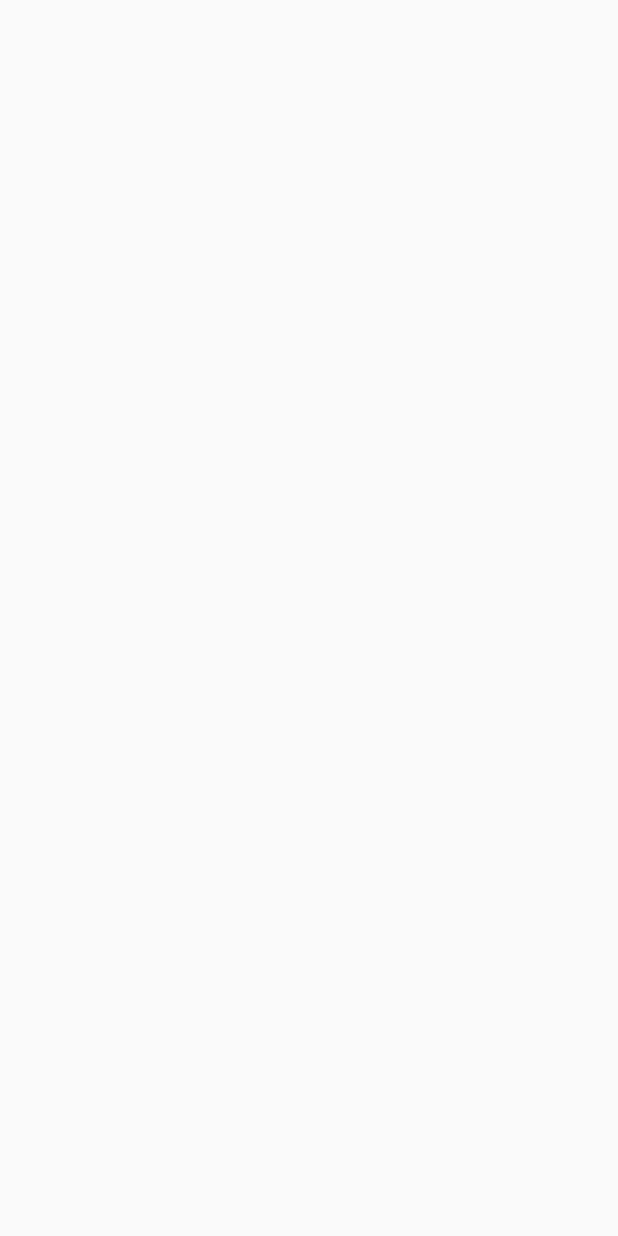
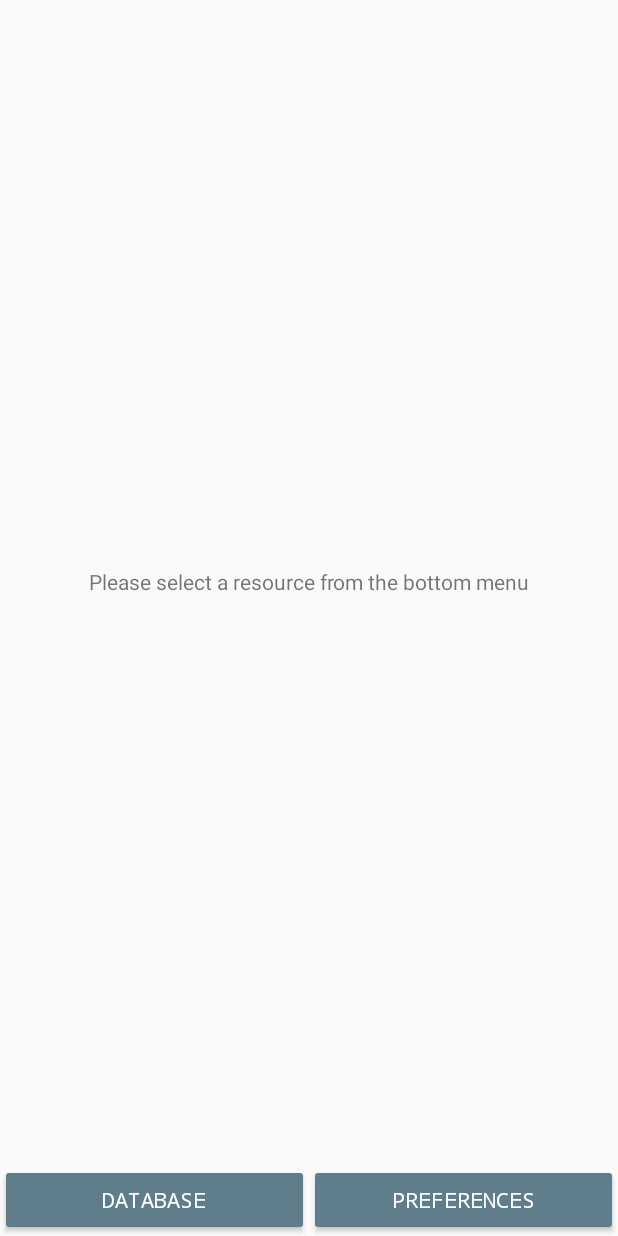
Before and after one commit to darekbx/CARI, an Android app: the BubbleActivity screen opened directly, with no data from a screen before it, on a phone screen of 412 x 824 dp. Before the commit the screen is empty. Run offline under Robolectric (Android 15) with nearby library versions, the phone set to English and light mode, and no system bars.

Commit message:
CARI Added bubble notification with ability to preview preferences

```diff
--- a/cari-sdk/src/main/java/com/darekbx/cari/sdk/internal/bubble/BubbleActivity.kt
+++ b/cari-sdk/src/main/java/com/darekbx/cari/sdk/internal/bubble/BubbleActivity.kt
@@ -2,12 +2,42 @@ package com.darekbx.cari.sdk.internal.bubble
 
 import android.app.Activity
 import android.os.Bundle
+import android.view.View
 import com.darekbx.cari.R
+import com.darekbx.cari.sdk.internal.bubble.preferences.PreferencesAdapter
+import com.darekbx.cari.sdk.internal.bubble.preferences.PreferencesParser
+import kotlinx.android.synthetic.main.activity_bubble.*
 
 class BubbleActivity : Activity() {
 
+    companion object {
+        private val MODE_PREFERENCES = 1
+        private val MODE_DATABASE = 2
+    }
+
     override fun onCreate(savedInstanceState: Bundle?) {
         super.onCreate(savedInstanceState)
+        setContentView(R.layout.activity_bubble)
 
+        button_database.setOnClickListener { switchView(MODE_DATABASE) }
+        button_preferences.setOnClickListener { switchView(MODE_PREFERENCES) }
+    }
+
+    private fun switchView(mode: Int) {
+        welcome_message.visibility = View.GONE
+        when (mode) {
+            MODE_PREFERENCES -> {
+                val scopesList = PreferencesParser(this).parse()
+
+                preferences_container.visibility = View.VISIBLE
+                preferences_tree_hint.setText(R.string.preferences_tree_title)
+
+                preferences_tree.setAdapter(PreferencesAdapter(this).apply {
+                  scopes = scopesList
+                })
+
+            }
+            MODE_DATABASE -> {}
+        }
     }
 }
--- /dev/null
+++ b/cari-sdk/src/main/java/com/darekbx/cari/sdk/internal/bubble/preferences/model/PreferenceItem.kt
@@ -0,0 +1,3 @@
+package com.darekbx.cari.sdk.internal.bubble.preferences.model
+
+class PreferenceItem(val key: String, val value: Any, val type: Any)
--- /dev/null
+++ b/cari-sdk/src/main/java/com/darekbx/cari/sdk/internal/bubble/preferences/model/PreferenceScope.kt
@@ -0,0 +1,3 @@
+package com.darekbx.cari.sdk.internal.bubble.preferences.model
+
+class PreferenceScope(val scopeName: String, val items: List<PreferenceItem>)
--- a/cari-sdk/src/main/java/com/darekbx/cari/sdk/internal/wrappers/preferences/PreferencesWrapper.kt
+++ b/cari-sdk/src/main/java/com/darekbx/cari/sdk/internal/wrappers/preferences/PreferencesWrapper.kt
@@ -29,6 +29,11 @@ internal class PreferencesWrapper(val context: Context) {
         return preferences.all.keys.toList()
     }
 
+    fun dumpScope(scope: String): Map<String, *> {
+        val preferences = providePreferences(scope)
+        return preferences.all
+    }
+
     fun getValue(scope: String, key: String): String? {
         val preferences = providePreferences(scope)
         val entry = preferences
--- /dev/null
+++ b/cari-sdk/src/main/res/layout-v23/activity_bubble.xml
@@ -0,0 +1,71 @@
+<?xml version="1.0" encoding="utf-8"?>
+<LinearLayout
+    xmlns:android="http://schemas.android.com/apk/res/android"
+    xmlns:tools="http://schemas.android.com/tools"
+    android:orientation="vertical"
+    android:layout_width="match_parent"
+    android:layout_height="match_parent">
+
+    <FrameLayout
+        android:layout_width="match_parent"
+        android:layout_height="match_parent"
+        android:layout_weight="1">
+        <TextView
+            android:id="@+id/welcome_message"
+            android:layout_width="match_parent"
+            android:layout_height="match_parent"
+            android:gravity="center"
+            android:text="@string/please_select"
+            />
+
+        <LinearLayout
+            android:id="@+id/preferences_container"
+            android:layout_width="match_parent"
+            android:layout_height="match_parent"
+            android:orientation="vertical"
+            android:visibility="gone">
+            <TextView
+                android:id="@+id/preferences_tree_hint"
+                android:layout_width="match_parent"
+                android:layout_height="wrap_content"
+                tools:text="Prefrences > Scope"
+                android:typeface="monospace"
+                android:padding="8dp"
+                />
+            <View
+                android:layout_width="match_parent"
+                android:layout_height="1px"
+                android:background="#666"
+                />
+            <ExpandableListView
+                android:id="@+id/preferences_tree"
+                android:layout_width="match_parent"
+                android:layout_height="match_parent"
+                android:layout_weight="1"
+                />
+        </LinearLayout>
+    </FrameLayout>
+
+    <LinearLayout
+        android:layout_width="match_parent"
+        android:layout_height="wrap_content"
+        android:orientation="horizontal">
+        <Button
+            android:id="@+id/button_database"
+            android:layout_width="match_parent"
+            android:layout_height="wrap_content"
+            android:layout_weight="1"
+            android:text="Database"
+            style="@style/DefaultButton"
+            />
+        <Button
+            android:id="@+id/button_preferences"
+            android:layout_width="match_parent"
+            android:layout_height="wrap_content"
+            android:layout_weight="1"
+            android:text="Preferences"
+            style="@style/DefaultButton"
+            />
+    </LinearLayout>
+
+</LinearLayout>
--- a/cari-sdk/src/main/res/values/strings.xml
+++ b/cari-sdk/src/main/res/values/strings.xml
@@ -1,5 +1,6 @@
 <resources>
     <string name="app_name">CARI</string>
-    <string name="notification_active">CARI is active</string>
-    <string name="notification_channel_name">CARI Notification</string>
+    <string name="bubble_title">CARI Bubble</string>
+    <string name="please_select">Please select a resource from the bottom menu</string>
+    <string name="preferences_tree_title">Preferences</string>
 </resources>
--- /dev/null
+++ b/cari-sdk/src/main/res/values/styles.xml
@@ -0,0 +1,7 @@
+<?xml version="1.0" encoding="utf-8"?>
+<resources>
+    <style name="DefaultButton" parent="android:style/Widget.Material.Button.Colored">
+        <item name="android:backgroundTint">#607D8B</item>
+        <item name="android:typeface">monospace</item>
+    </style>
+</resources>
```
Also changed, not shown: app/src/main/java/com/darekbx/cari/testapplication/testdata/sharedpreferences/TestSharedPreferences.kt (+6 -2 lines), cari-sdk/src/main/java/com/darekbx/cari/sdk/CARI.kt (+2 -51 lines), cari-sdk/src/main/java/com/darekbx/cari/sdk/internal/bubble/BubbleNotification.kt (added, +59 -0 lines), cari-sdk/src/main/java/com/darekbx/cari/sdk/internal/bubble/preferences/PreferencesAdapter.kt (added, +62 -0 lines), cari-sdk/src/main/java/com/darekbx/cari/sdk/internal/bubble/preferences/PreferencesParser.kt (added, +28 -0 lines), cari-sdk/src/main/res/layout/adapter_preferences_item.xml (added, +33 -0 lines), cari-sdk/src/main/res/layout/adapter_preferences_scope.xml (added, +30 -0 lines), cari-sdk/src/main/res/layout/layout_notification_large.xml (deleted, +0 -21 lines), cari-sdk/src/main/res/layout/layout_notification_small.xml (deleted, +0 -10 lines), cari-sdk/src/main/res/layout/layout_row.xml (deleted, +0 -7 lines).
